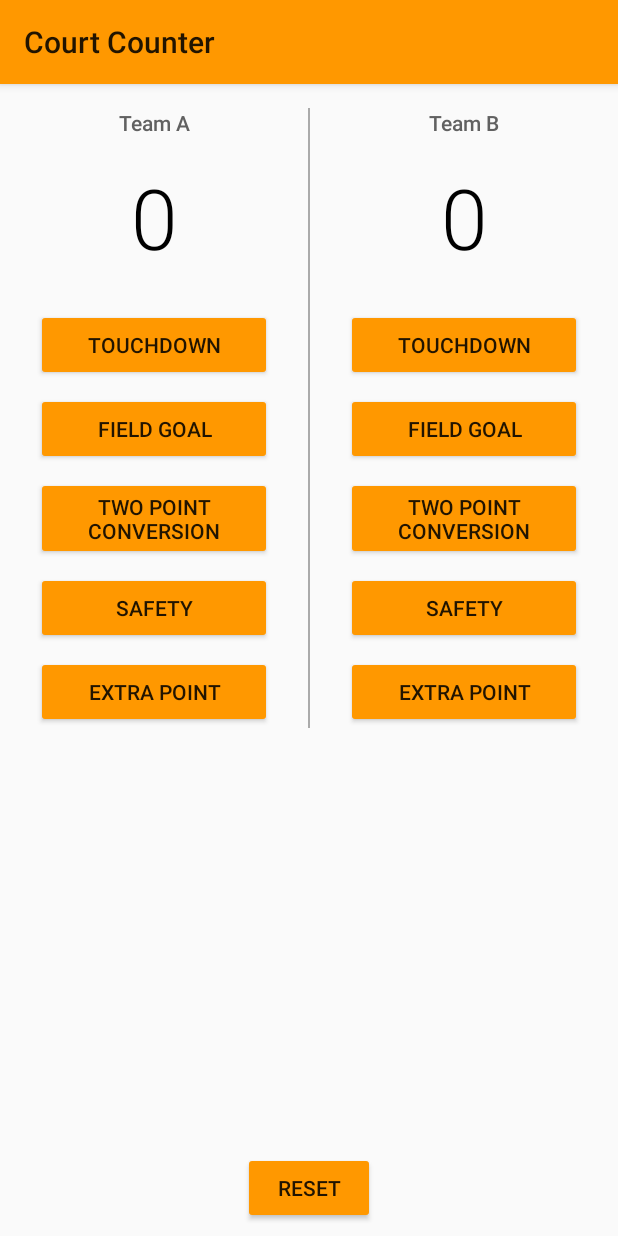
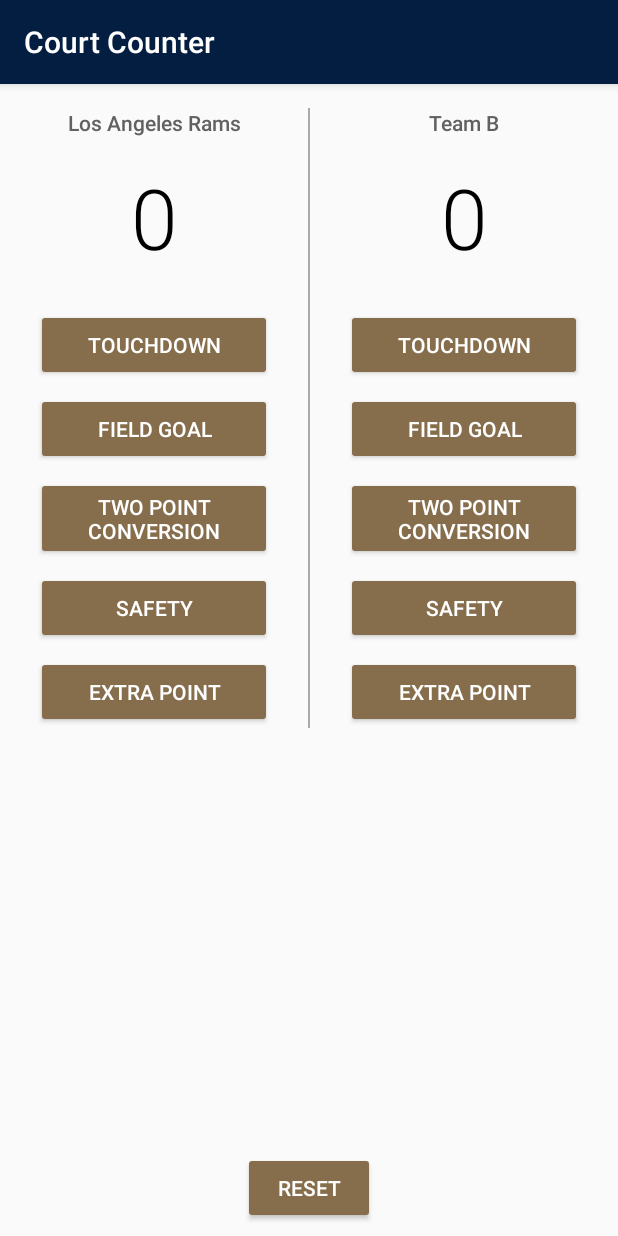
Before and after one commit to b-tuttle/CourtCounter, an Android app: the screen it shows after launch (MainActivity), on a phone screen of 412 x 824 dp. Run offline under Robolectric (Android 15) with nearby library versions, the phone set to English and light mode, and no system bars.

Commit message:
Style for fans of the Los Angeles Rams.

```diff
--- a/app/src/main/res/layout/activity_main.xml
+++ b/app/src/main/res/layout/activity_main.xml
@@ -33,7 +33,7 @@
                 android:layout_marginTop="16dp"
                 android:fontFamily="sans-serif-medium"
                 android:gravity="center"
-                android:text="Team A"
+                android:text="Los Angeles Rams"
                 android:textColor="#616161"
                 android:textSize="14sp" />
 
--- a/app/src/main/res/values/styles.xml
+++ b/app/src/main/res/values/styles.xml
@@ -1,9 +1,11 @@
 <resources>
     <!-- Base application theme. -->
-    <style name="AppTheme" parent="Theme.AppCompat.Light">
+    <style name="AppTheme" parent="Theme.AppCompat.Light.DarkActionBar">
         <!-- Primary theme color of the app (sets background color of app bar) -->
-        <item name="colorPrimary">#FF9800</item>
+        <item name="colorPrimary">#041E42</item>
         <!-- Background color of buttons in the app -->
-        <item name="colorButtonNormal">#FF9800</item>
+        <item name="colorButtonNormal">#866D4B</item>
+        <!-- Color of Text in buttons in the app -->
+        <item name="android:textColor">#FFFFFF</item>
     </style>
 </resources>
```
